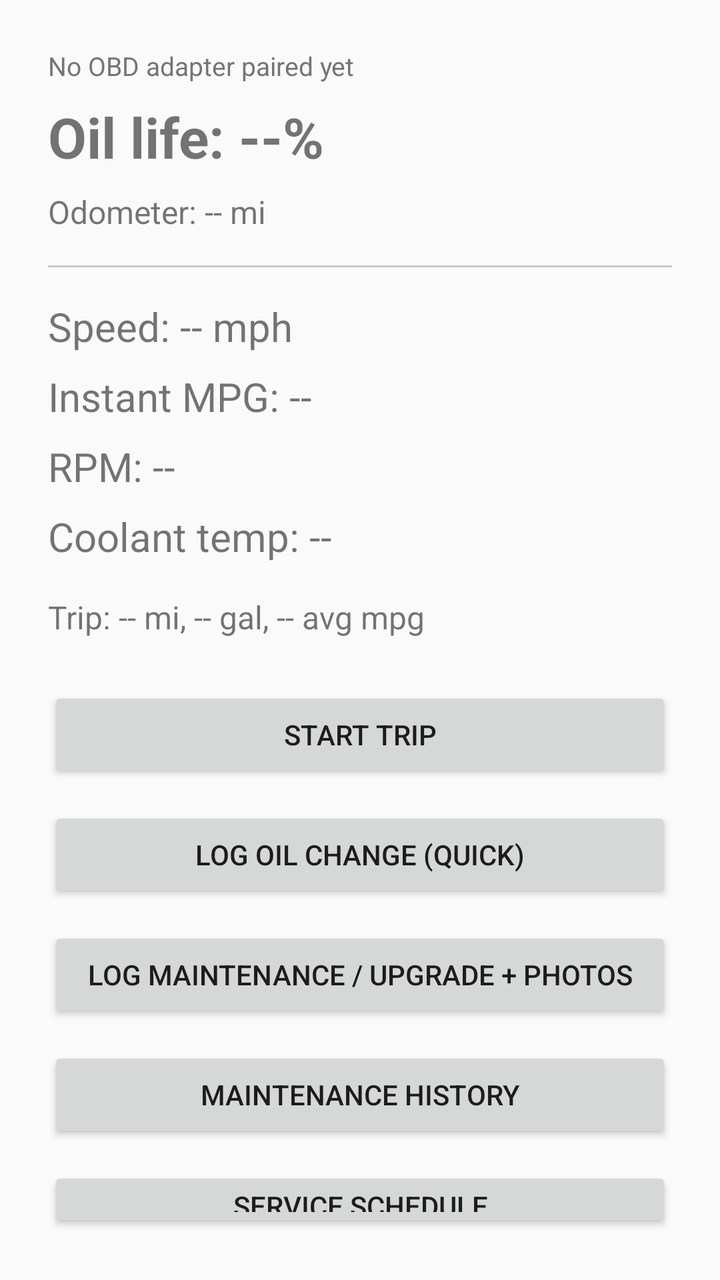
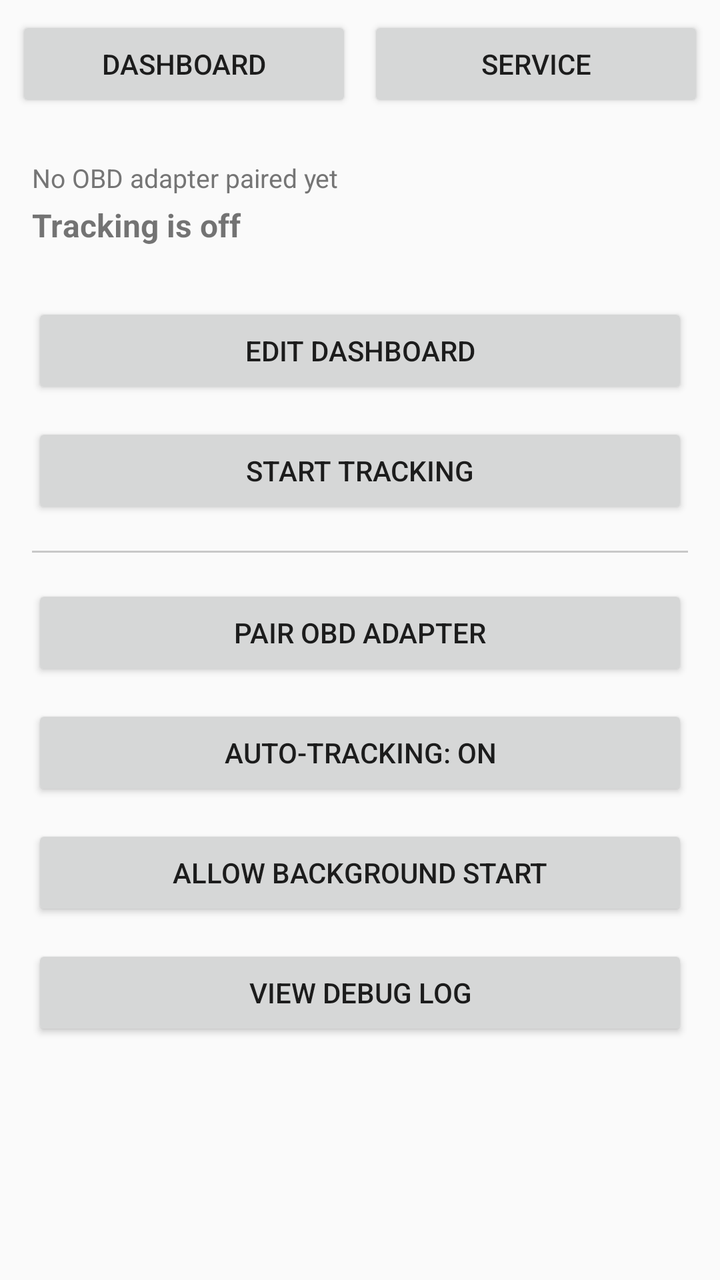

Screens rendered from an Android XML layout before and after an edit, with the pre-edit source and the edit as a unified diff.
<!-- AndroidManifest.xml: application theme Theme.AppCompat.DayNight.DarkActionBar -->
<!-- res/layout/activity_main.xml -->
<?xml version="1.0" encoding="utf-8"?>
<LinearLayout xmlns:android="http://schemas.android.com/apk/res/android"
    android:layout_width="match_parent"
    android:layout_height="match_parent"
    android:orientation="vertical"
    android:padding="24dp">

    <TextView
        android:id="@+id/textAdapterStatus"
        android:layout_width="match_parent"
        android:layout_height="wrap_content"
        android:textSize="13sp"
        android:textColor="#757575"
        android:text="No OBD adapter paired yet" />

    <TextView
        android:id="@+id/textOilLife"
        android:layout_width="match_parent"
        android:layout_height="wrap_content"
        android:textSize="28sp"
        android:textStyle="bold"
        android:layout_marginTop="8dp"
        android:text="Oil life: --%" />

    <TextView
        android:id="@+id/textOdometer"
        android:layout_width="match_parent"
        android:layout_height="wrap_content"
        android:textSize="16sp"
        android:layout_marginTop="8dp"
        android:text="Odometer: -- mi" />

    <View
        android:layout_width="match_parent"
        android:layout_height="1dp"
        android:background="#33000000"
        android:layout_marginTop="16dp"
        android:layout_marginBottom="16dp" />

    <TextView
        android:id="@+id/textSpeed"
        android:layout_width="match_parent"
        android:layout_height="wrap_content"
        android:textSize="20sp"
        android:text="Speed: -- mph" />

    <TextView
        android:id="@+id/textMpg"
        android:layout_width="match_parent"
        android:layout_height="wrap_content"
        android:textSize="20sp"
        android:layout_marginTop="8dp"
        android:text="Instant MPG: --" />

    <TextView
        android:id="@+id/textRpm"
        android:layout_width="match_parent"
        android:layout_height="wrap_content"
        android:textSize="20sp"
        android:layout_marginTop="8dp"
        android:text="RPM: --" />

    <TextView
        android:id="@+id/textCoolant"
        android:layout_width="match_parent"
        android:layout_height="wrap_content"
        android:textSize="20sp"
        android:layout_marginTop="8dp"
        android:text="Coolant temp: --" />

    <TextView
        android:id="@+id/textTrip"
        android:layout_width="match_parent"
        android:layout_height="wrap_content"
        android:textSize="16sp"
        android:layout_marginTop="16dp"
        android:text="Trip: -- mi, -- gal, -- avg mpg" />

    <Button
        android:id="@+id/buttonToggleTracking"
        android:layout_width="match_parent"
        android:layout_height="wrap_content"
        android:layout_marginTop="24dp"
        android:text="Start Trip" />

    <Button
        android:id="@+id/buttonResetOil"
        android:layout_width="match_parent"
        android:layout_height="wrap_content"
        android:layout_marginTop="12dp"
        android:text="Log Oil Change (quick)" />

    <Button
        android:id="@+id/buttonLogMaintenance"
        android:layout_width="match_parent"
        android:layout_height="wrap_content"
        android:layout_marginTop="12dp"
        android:text="Log Maintenance / Upgrade + Photos" />

    <Button
        android:id="@+id/buttonMaintenanceHistory"
        android:layout_width="match_parent"
        android:layout_height="wrap_content"
        android:layout_marginTop="12dp"
        android:text="Maintenance History" />

    <Button
        android:id="@+id/buttonServiceStatus"
        android:layout_width="match_parent"
        android:layout_height="wrap_content"
        android:layout_marginTop="12dp"
        android:text="Service Schedule" />

    <View
        android:layout_width="match_parent"
        android:layout_height="1dp"
        android:background="#33000000"
        android:layout_marginTop="16dp"
        android:layout_marginBottom="16dp" />

    <Button
        android:id="@+id/buttonPairAdapter"
        android:layout_width="match_parent"
        android:layout_height="wrap_content"
        android:text="Pair OBD Adapter" />

    <Button
        android:id="@+id/buttonAutoTrackingToggle"
        android:layout_width="match_parent"
        android:layout_height="wrap_content"
        android:layout_marginTop="12dp"
        android:text="Auto-Tracking: On" />

    <Button
        android:id="@+id/buttonDebugLog"
        android:layout_width="match_parent"
        android:layout_height="wrap_content"
        android:layout_marginTop="12dp"
        android:text="View Debug Log" />

</LinearLayout>
<!-- resources referenced by this layout -->
<resources>

</resources>

<!-- the commit's change to res/layout/activity_main.xml (unified diff, before → after) -->
@@ -2,140 +2,203 @@
 <LinearLayout xmlns:android="http://schemas.android.com/apk/res/android"
     android:layout_width="match_parent"
     android:layout_height="match_parent"
-    android:orientation="vertical"
-    android:padding="24dp">
-
-    <TextView
-        android:id="@+id/textAdapterStatus"
+    android:orientation="vertical">
+
+    <LinearLayout
         android:layout_width="match_parent"
         android:layout_height="wrap_content"
-        android:textSize="13sp"
-        android:textColor="#757575"
-        android:text="No OBD adapter paired yet" />
-
-    <TextView
-        android:id="@+id/textOilLife"
+        android:orientation="horizontal"
+        android:padding="8dp">
+
+        <Button
+            android:id="@+id/buttonTabDashboard"
+            android:layout_width="0dp"
+            android:layout_height="wrap_content"
+            android:layout_weight="1"
+            android:text="Dashboard" />
+
+        <Button
+            android:id="@+id/buttonTabService"
+            android:layout_width="0dp"
+            android:layout_height="wrap_content"
+            android:layout_weight="1"
+            android:layout_marginStart="8dp"
+            android:text="Service" />
+    </LinearLayout>
+
+    <FrameLayout
         android:layout_width="match_parent"
-        android:layout_height="wrap_content"
-        android:textSize="28sp"
-        android:textStyle="bold"
-        android:layout_marginTop="8dp"
-        android:text="Oil life: --%" />
-
-    <TextView
-        android:id="@+id/textOdometer"
-        android:layout_width="match_parent"
-        android:layout_height="wrap_content"
-        android:textSize="16sp"
-        android:layout_marginTop="8dp"
-        android:text="Odometer: -- mi" />
-
-    <View
-        android:layout_width="match_parent"
-        android:layout_height="1dp"
-        android:background="#33000000"
-        android:layout_marginTop="16dp"
-        android:layout_marginBottom="16dp" />
-
-    <TextView
-        android:id="@+id/textSpeed"
-        android:layout_width="match_parent"
-        android:layout_height="wrap_content"
-        android:textSize="20sp"
-        android:text="Speed: -- mph" />
-
-    <TextView
-        android:id="@+id/textMpg"
-        android:layout_width="match_parent"
-        android:layout_height="wrap_content"
-        android:textSize="20sp"
-        android:layout_marginTop="8dp"
-        android:text="Instant MPG: --" />
-
-    <TextView
-        android:id="@+id/textRpm"
-        android:layout_width="match_parent"
-        android:layout_height="wrap_content"
-        android:textSize="20sp"
-        android:layout_marginTop="8dp"
-        android:text="RPM: --" />
-
-    <TextView
-        android:id="@+id/textCoolant"
-        android:layout_width="match_parent"
-        android:layout_height="wrap_content"
-        android:textSize="20sp"
-        android:layout_marginTop="8dp"
-        android:text="Coolant temp: --" />
-
-    <TextView
-        android:id="@+id/textTrip"
-        android:layout_width="match_parent"
-        android:layout_height="wrap_content"
-        android:textSize="16sp"
-        android:layout_marginTop="16dp"
-        android:text="Trip: -- mi, -- gal, -- avg mpg" />
-
-    <Button
-        android:id="@+id/buttonToggleTracking"
-        android:layout_width="match_parent"
-        android:layout_height="wrap_content"
-        android:layout_marginTop="24dp"
-        android:text="Start Trip" />
-
-    <Button
-        android:id="@+id/buttonResetOil"
-        android:layout_width="match_parent"
-        android:layout_height="wrap_content"
-        android:layout_marginTop="12dp"
-        android:text="Log Oil Change (quick)" />
-
-    <Button
-        android:id="@+id/buttonLogMaintenance"
-        android:layout_width="match_parent"
-        android:layout_height="wrap_content"
-        android:layout_marginTop="12dp"
-        android:text="Log Maintenance / Upgrade + Photos" />
-
-    <Button
-        android:id="@+id/buttonMaintenanceHistory"
-        android:layout_width="match_parent"
-        android:layout_height="wrap_content"
-        android:layout_marginTop="12dp"
-        android:text="Maintenance History" />
-
-    <Button
-        android:id="@+id/buttonServiceStatus"
-        android:layout_width="match_parent"
-        android:layout_height="wrap_content"
-        android:layout_marginTop="12dp"
-        android:text="Service Schedule" />
-
-    <View
-        android:layout_width="match_parent"
-        android:layout_height="1dp"
-        android:background="#33000000"
-        android:layout_marginTop="16dp"
-        android:layout_marginBottom="16dp" />
-
-    <Button
-        android:id="@+id/buttonPairAdapter"
-        android:layout_width="match_parent"
-        android:layout_height="wrap_content"
-        android:text="Pair OBD Adapter" />
-
-    <Button
-        android:id="@+id/buttonAutoTrackingToggle"
-        android:layout_width="match_parent"
-        android:layout_height="wrap_content"
-        android:layout_marginTop="12dp"
-        android:text="Auto-Tracking: On" />
-
-    <Button
-        android:id="@+id/buttonDebugLog"
-        android:layout_width="match_parent"
-        android:layout_height="wrap_content"
-        android:layout_marginTop="12dp"
-        android:text="View Debug Log" />
-
+        android:layout_height="0dp"
+        android:layout_weight="1">
+
+        
+        <ScrollView
+            android:id="@+id/scrollDashboard"
+            android:layout_width="match_parent"
+            android:layout_height="match_parent">
+
+            <LinearLayout
+                android:layout_width="match_parent"
+                android:layout_height="wrap_content"
+                android:orientation="vertical"
+                android:padding="16dp">
+
+                <TextView
+                    android:id="@+id/textAdapterStatus"
+                    android:layout_width="match_parent"
+                    android:layout_height="wrap_content"
+                    android:textSize="13sp"
+                    android:textColor="#757575"
+                    android:text="No OBD adapter paired yet" />
+
+                <TextView
+                    android:id="@+id/textLiveStatus"
+                    android:layout_width="match_parent"
+                    android:layout_height="wrap_content"
+                    android:layout_marginTop="4dp"
+                    android:textSize="16sp"
+                    android:textStyle="bold"
+                    android:text="Tracking is off" />
+
+                <GridLayout
+                    android:id="@+id/gridTiles"
+                    android:layout_width="match_parent"
+                    android:layout_height="wrap_content"
+                    android:layout_marginTop="12dp"
+                    android:columnCount="2" />
+
+                <Button
+                    android:id="@+id/buttonEditDashboard"
+                    android:layout_width="match_parent"
+                    android:layout_height="wrap_content"
+                    android:layout_marginTop="16dp"
+                    android:text="Edit Dashboard" />
+
+                <Button
+                    android:id="@+id/buttonToggleTracking"
+                    android:layout_width="match_parent"
+                    android:layout_height="wrap_content"
+                    android:layout_marginTop="12dp"
+                    android:text="Start Tracking" />
+
+                <View
+                    android:layout_width="match_parent"
+                    android:layout_height="1dp"
+                    android:background="#33000000"
+                    android:layout_marginTop="16dp"
+                    android:layout_marginBottom="16dp" />
+
+                <Button
+                    android:id="@+id/buttonPairAdapter"
+                    android:layout_width="match_parent"
+                    android:layout_height="wrap_content"
+                    android:text="Pair OBD Adapter" />
+
+                <Button
+                    android:id="@+id/buttonAutoTrackingToggle"
+                    android:layout_width="match_parent"
+                    android:layout_height="wrap_content"
+                    android:layout_marginTop="12dp"
+                    android:text="Auto-Tracking: On" />
+
+                <Button
+                    android:id="@+id/buttonBackgroundAccess"
+                    android:layout_width="match_parent"
+                    android:layout_height="wrap_content"
+                    android:layout_marginTop="12dp"
+                    android:text="Allow background start" />
+
+                <Button
+                    android:id="@+id/buttonDebugLog"
+                    android:layout_width="match_parent"
+                    android:layout_height="wrap_content"
+                    android:layout_marginTop="12dp"
+                    android:text="View Debug Log" />
+            </LinearLayout>
+        </ScrollView>
+
+        
+        <ScrollView
+            android:id="@+id/scrollService"
+            android:layout_width="match_parent"
+            android:layout_height="match_parent"
+            android:visibility="gone">
+
+            <LinearLayout
+                android:layout_width="match_parent"
+                android:layout_height="wrap_content"
+                android:orientation="vertical"
+                android:padding="16dp">
+
+                <TextView
+                    android:id="@+id/textOilLife"
+                    android:layout_width="match_parent"
+                    android:layout_height="wrap_content"
+                    android:textSize="28sp"
+                    android:textStyle="bold"
+                    android:text="Oil life: --%" />
+
+                <TextView
+                    android:id="@+id/textOilDetail"
+                    android:layout_width="match_parent"
+                    android:layout_height="wrap_content"
+                    android:layout_marginTop="4dp"
+                    android:textSize="16sp"
+                    android:text="Since last oil change: -- mi, -- engine hrs" />
+
+                <TextView
+                    android:id="@+id/textOdometer"
+                    android:layout_width="match_parent"
+                    android:layout_height="wrap_content"
+                    android:layout_marginTop="4dp"
+                    android:textSize="16sp"
+                    android:text="Odometer: -- mi" />
+
+                <View
+                    android:layout_width="match_parent"
+                    android:layout_height="1dp"
+                    android:background="#33000000"
+                    android:layout_marginTop="16dp"
+                    android:layout_marginBottom="16dp" />
+
+                <TextView
+                    android:id="@+id/textServiceHeader"
+                    android:layout_width="match_parent"
+                    android:layout_height="wrap_content"
+                    android:textSize="18sp"
+                    android:textStyle="bold"
+                    android:text="Service schedule" />
+
+                <TextView
+                    android:id="@+id/textServiceList"
+                    android:layout_width="match_parent"
+                    android:layout_height="wrap_content"
+                    android:layout_marginTop="8dp"
+                    android:textSize="16sp"
+                    android:lineSpacingMultiplier="1.2"
+                    android:text="Loading…" />
+
+                <Button
+                    android:id="@+id/buttonResetOil"
+                    android:layout_width="match_parent"
+                    android:layout_height="wrap_content"
+                    android:layout_marginTop="20dp"
+                    android:text="Log Oil Change (quick)" />
+
+                <Button
+                    android:id="@+id/buttonLogMaintenance"
+                    android:layout_width="match_parent"
+                    android:layout_height="wrap_content"
+                    android:layout_marginTop="12dp"
+                    android:text="Log Maintenance / Upgrade + Photos" />
+
+                <Button
+                    android:id="@+id/buttonMaintenanceHistory"
+                    android:layout_width="match_parent"
+                    android:layout_height="wrap_content"
+                    android:layout_marginTop="12dp"
+                    android:text="Maintenance History" />
+            </LinearLayout>
+        </ScrollView>
+    </FrameLayout>
 </LinearLayout>
